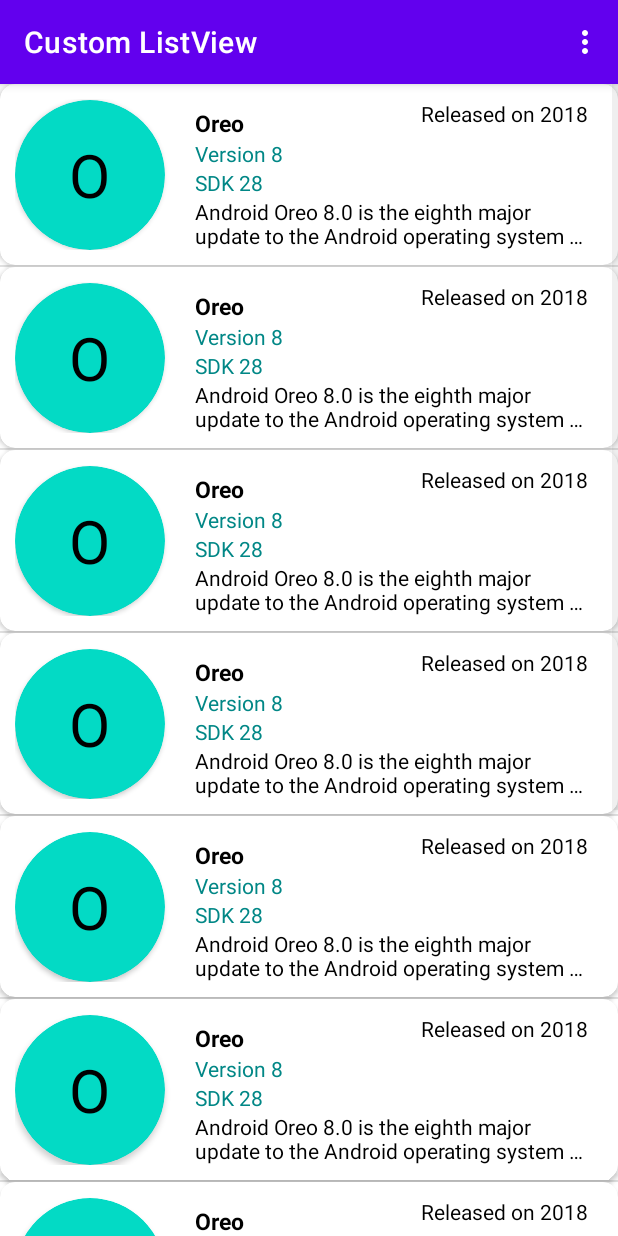
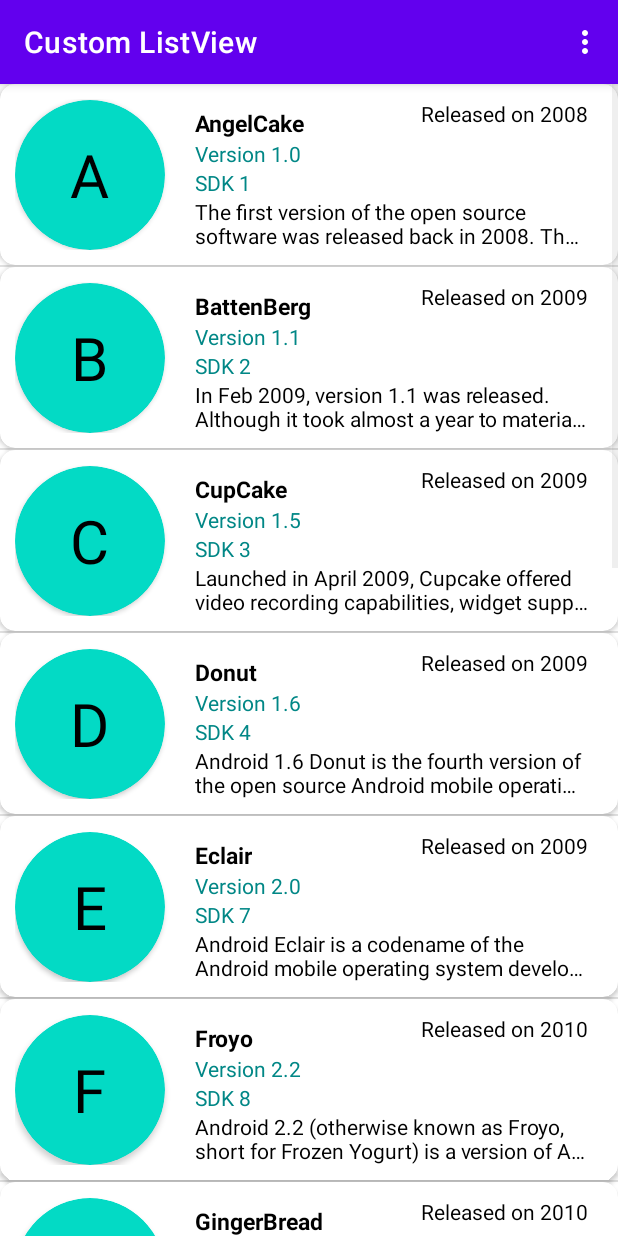
Before and after one commit to acuon/Sessions, an Android app: the CustomListViewActivity screen opened directly, with no data from a screen before it, on a phone screen of 412 x 824 dp. Run offline under Robolectric (Android 15) with nearby library versions, the phone set to English and light mode, and no system bars.

Commit message:
Session 2 completed

```diff
--- a/app/src/main/java/dev/acuon/sessions/model/OsVersion.kt
+++ b/app/src/main/java/dev/acuon/sessions/model/OsVersion.kt
@@ -5,6 +5,7 @@
     val version: String,
     val releasedOn: Int,
     val sdk: Int,
-    val description: String
+    val description: String,
+    val symbol: String
 ) {
 }
--- a/app/src/main/java/dev/acuon/sessions/ui/adapter/CustomListViewAdapter.kt
+++ b/app/src/main/java/dev/acuon/sessions/ui/adapter/CustomListViewAdapter.kt
@@ -18,6 +18,7 @@
         val rowView = inflater.inflate(R.layout.item_layout, null, true)
 
         rowView.apply {
+            osSymbol.text = osList[position].symbol
             osName.text = osList[position].name
             osVersion.text = osList[position].version
             osSdk.text = "SDK ${osList[position].sdk}"
--- a/app/src/main/java/dev/acuon/sessions/ui/adapter/RecyclerViewAdapter.kt
+++ b/app/src/main/java/dev/acuon/sessions/ui/adapter/RecyclerViewAdapter.kt
@@ -37,6 +37,7 @@
         RecyclerView.ViewHolder(itemView) {
             fun setData(os: OsVersion) {
                 itemView.apply {
+                    osSymbol.text = os.symbol
                     osName.text = os.name
                     osVersion.text = os.version
                     osSdk.text = "SDK ${os.sdk}"
--- a/app/src/main/java/dev/acuon/sessions/utils/Constants.kt
+++ b/app/src/main/java/dev/acuon/sessions/utils/Constants.kt
@@ -10,19 +10,160 @@
 
     fun dummyData(): ArrayList<OsVersion> {
         val osList = ArrayList<OsVersion>()
-        for (i in 1..10) {
-            osList.add(
-                OsVersion(
-                    "Oreo",
-                    "Version 8",
-                    2018,
-                    28,
-                    "Android Oreo 8.0 is the eighth major update to the Android operating system that contains newer features and enhancements for application developers."
-                )
+        val angelCake = OsVersion(
+            "AngelCake",
+            "Version 1.0",
+            2008,
+            1,
+            "The first version of the open source software was released back in 2008. The OS along with its launch device, HTC Hero (also known as T-Mobile G1) was received very positively by the reviewers.",
+            "A"
+        )
+        val battenBerg = OsVersion(
+            "BattenBerg",
+            "Version 1.1",
+            2009,
+            2,
+            "In Feb 2009, version 1.1 was released. Although it took almost a year to materialise, it wasn't a major update.",
+            "B"
+        )
+        val cupcake = OsVersion(
+            "CupCake",
+            "Version 1.5",
+            2009,
+            3,
+            "Launched in April 2009, Cupcake offered video recording capabilities, widget support, and animated transition effects.",
+            "C"
+        )
+        val donut = OsVersion(
+            "Donut",
+            "Version 1.6",
+            2009,
+            4,
+            "Android 1.6 Donut is the fourth version of the open source Android mobile operating system developed by Google that is no longer supported.",
+            "D"
+        )
+        val eclair = OsVersion(
+            "Eclair",
+            "Version 2.0",
+            2009,
+            7,
+            "Android Eclair is a codename of the Android mobile operating system developed by Google, the fifth operating system for Android and the second major release of Android, and for the no-longer supported versions 2.0 to 2.1.",
+            "E"
+        )
+        val froyo = OsVersion(
+            "Froyo",
+            "Version 2.2",
+            2010,
+            8,
+            "Android 2.2 (otherwise known as Froyo, short for Frozen Yogurt) is a version of Android that was released on May 20 2010.",
+            "F"
+        )
+        val gingerBread = OsVersion(
+            "GingerBread",
+            "Version 2.3",
+            2010,
+            10,
+            "Android 2.3 Gingerbread is the seventh version of Android, a codename of the Android mobile operating system developed by Google and released in December 2010, for versions that are no longer supported.",
+            "G"
+        )
+        val honeyComb = OsVersion(
+            "HoneyComb",
+            "Version 3.0",
+            2011,
+            13,
+            "Android Honeycomb is the codename for the third version of Android, designed for devices with larger screen sizes, particularly tablets.",
+            "H"
+        )
+        val iceCreamSandwich = OsVersion(
+            "IceCream Sandwich",
+            "Version 4.0",
+            2011,
+            15,
+            "Android Ice Cream Sandwich (or Android 4.0) is the 9th major version of the Android mobile operating system developed by Google.",
+            "I"
+        )
+        val jellyBean = OsVersion(
+            "JellyBean",
+            "Version 4.1",
+            2012,
+            18,
+            "Android Jelly Bean is the codename given to the tenth version of the Android mobile operating system developed by Google.",
+            "J"
+        )
+        val kitkat = OsVersion(
+            "Kitkat",
+            "Version 4.4",
+            2013,
+            19,
+            "Android 4.4 KitKat is a version of Google's operating system (OS) for smartphones and tablets.",
+            "K"
+        )
+        val lollipop = OsVersion(
+            "Lollipop",
+            "Version 5.0",
+            2014,
+            22,
+            "Android Lollipop (codenamed Android L during development) is the fifth major version of the Android mobile operating system developed by Google and the 12th version of Android, spanning versions between 5.0 and 5.1. 1.",
+            "L"
+        )
+        val marshmallow = OsVersion(
+            "Marshmallow",
+            "Version 6.0",
+            2015,
+            23,
+            "Android Marshmallow provides native support for fingerprint recognition on supported devices via a standard API, allowing third-party applications to implement fingerprint-based authentication.",
+            "M"
+        )
+        val nougat = OsVersion(
+            "Nouagat",
+            "Version 7.0",
+            2016,
+            25,
+            "Android Nougat is the seventh major version and 14th original version of the Android operating system.",
+            "N"
+        )
+        val oreo = OsVersion(
+            "Oreo",
+            "Version 8.0",
+            2018,
+            27,
+            "Android Oreo 8.0 is the eighth major update to the Android operating system that contains newer features and enhancements for application developers.",
+            "O"
+        )
+//        for (i in 1..10) {
+//            osList.add(
+//                OsVersion(
+//                    "Oreo",
+//                    "Version 8",
+//                    2018,
+//                    28,
+//                    "Android Oreo 8.0 is the eighth major update to the Android operating system that contains newer features and enhancements for application developers.",
+//                    "O"
+//                )
+//            )
+//        }
+        osList.addAll(
+            arrayOf(
+                angelCake,
+                battenBerg,
+                cupcake,
+                donut,
+                eclair,
+                froyo,
+                gingerBread,
+                honeyComb,
+                iceCreamSandwich,
+                jellyBean,
+                kitkat,
+                lollipop,
+                marshmallow,
+                nougat,
+                oreo
             )
-        }
+        )
         return osList
     }
+
     val osNames = arrayListOf(
         "Angel Cake",
         "Battenberg",
--- a/app/src/main/res/layout/item_layout.xml
+++ b/app/src/main/res/layout/item_layout.xml
@@ -23,6 +23,7 @@
             app:layout_constraintTop_toTopOf="parent">
 
             <TextView
+                android:id="@+id/osSymbol"
                 android:layout_width="wrap_content"
                 android:layout_height="wrap_content"
                 android:layout_gravity="center"
```
